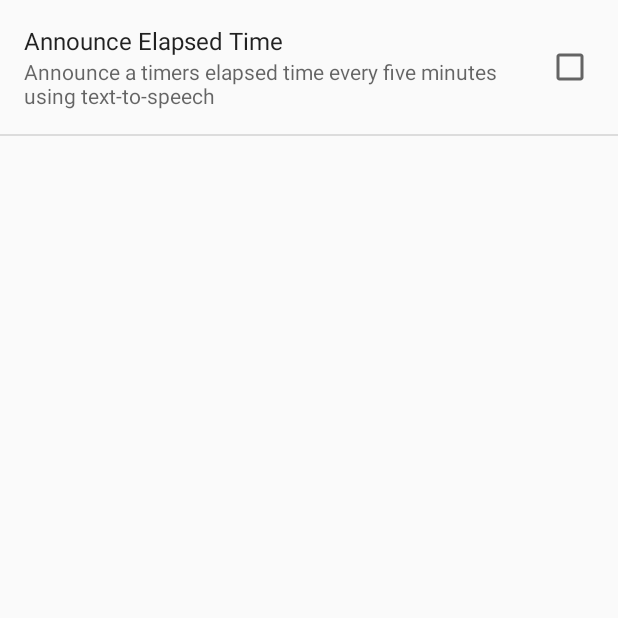
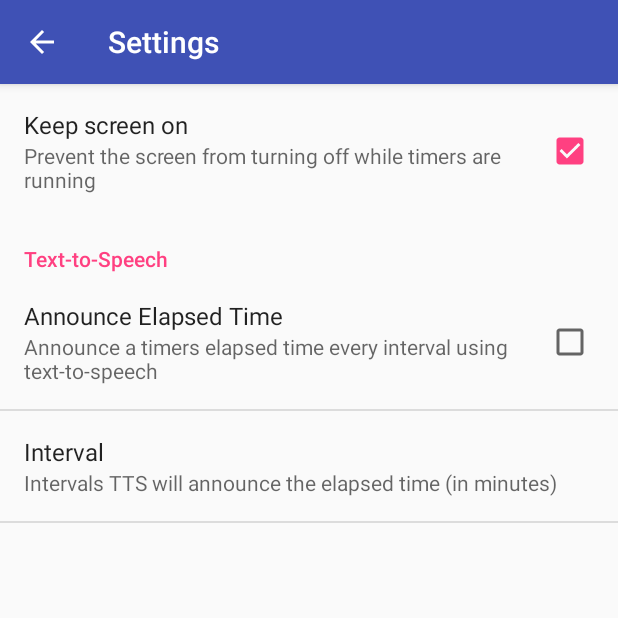
Before and after one commit to jallier/KitchenTimer, an Android app: the Preferences screen opened directly, with no data from a screen before it, on a phone screen of 412 x 824 dp, the top half of it. Run offline under Robolectric (Android 15) with nearby library versions, the phone set to English and light mode, and no system bars.

Commit message:
Revamped layout of preferences screen

```diff
--- a/app/build.gradle
+++ b/app/build.gradle
@@ -22,9 +22,9 @@ android {
 dependencies {
     compile fileTree(dir: 'libs', include: ['*.jar'])
     testCompile 'junit:junit:4.12'
+    //compile 'com.ssomai:android.scalablelayout:2.1.0'
     compile 'com.android.support:appcompat-v7:23.1.1'
     compile 'com.android.support:support-v4:23.1.1'
     compile 'org.greenrobot:eventbus:3.0.0'
-    //compile 'com.ssomai:android.scalablelayout:2.1.0'
     compile 'me.grantland:autofittextview:0.2.+'
 }
--- a/app/src/main/AndroidManifest.xml
+++ b/app/src/main/AndroidManifest.xml
@@ -17,7 +17,9 @@
                 <category android:name="android.intent.category.LAUNCHER" />
             </intent-filter>
         </activity>
-        <activity android:name=".Preferences" />
+        <activity android:name=".Preferences"
+            android:label="@string/settings"
+            android:parentActivityName=".MainActivity"/>
 
         <service
             android:name=".TimerService"
--- a/app/src/main/java/com/jallier/kitchentimer/Preferences.java
+++ b/app/src/main/java/com/jallier/kitchentimer/Preferences.java
@@ -1,13 +1,26 @@
 package com.jallier.kitchentimer;
 
+import android.app.ActionBar;
 import android.os.Bundle;
-import android.preference.PreferenceActivity;
+import android.preference.PreferenceFragment;
+import android.support.v7.app.AppCompatActivity;
+import android.support.v7.widget.Toolbar;
 
-public class Preferences extends PreferenceActivity {
 
+public class Preferences extends AppCompatActivity {
     @Override
-    public void onCreate(Bundle savedInstanceState) {
+    protected void onCreate(Bundle savedInstanceState) {
         super.onCreate(savedInstanceState);
-        addPreferencesFromResource(R.xml.preferences);
+        getFragmentManager().beginTransaction()
+                .replace(android.R.id.content, new Display())
+                .commit();
+    }
+
+    public static class Display extends PreferenceFragment {
+        @Override
+        public void onCreate(Bundle savedInstanceState) {
+            super.onCreate(savedInstanceState);
+            addPreferencesFromResource(R.xml.preferences);
+        }
     }
 }
--- a/app/src/main/res/layout/fragment_main.xml
+++ b/app/src/main/res/layout/fragment_main.xml
@@ -105,7 +105,8 @@
         android:layout_width="match_parent"
         android:layout_height="match_parent"
         android:orientation="horizontal"
-        android:layout_weight=".3">
+        android:layout_weight=".3"
+        android:baselineAligned="false">
 
         <com.jallier.kitchentimer.SquareLinearLayout
             android:layout_width="wrap_content"
--- a/app/src/main/res/values/strings.xml
+++ b/app/src/main/res/values/strings.xml
@@ -8,8 +8,17 @@
 
     <!-- Settings -->
     <string name="settings">Settings</string>
-    <string name="speakElapsedSummary">Announce a timers elapsed time every five minutes using text-to-speech</string>
+
+    <string name="settingsHeaderTTS">Text-to-Speech</string>
+    <string name="settingsHeaderTTSDesc">Settings for TTS</string>
     <string name="speakElapsedTitle">Announce Elapsed Time</string>
+    <string name="speakElapsedSummary">Announce a timers elapsed time every interval using text-to-speech</string>
+    <string name="speakElapsedIntervalTitle">Interval</string>
+    <string name="speakElapsedIntervalSummary">Intervals TTS will announce the elapsed time (in minutes)</string>
+    <string name="speakElapsedDefaultInterval">5</string>
+
+    <string name="settingsKeepScreenOnTitle">Keep screen on</string>
+    <string name="settingsKeepScreenOnSummary">Prevent the screen from turning off while timers are running</string>
 
     <!-- Notifications -->
     <string name="notifTimersRunning">Timers Running</string>
--- a/app/src/main/res/xml/preferences.xml
+++ b/app/src/main/res/xml/preferences.xml
@@ -1,7 +1,22 @@
 <?xml version="1.0" encoding="utf-8"?>
 <PreferenceScreen xmlns:android="http://schemas.android.com/apk/res/android">
-    <CheckBoxPreference android:defaultValue="false"
-        android:key="speakElapsed"
-        android:summary="@string/speakElapsedSummary"
-        android:title="@string/speakElapsedTitle"/>
+    <CheckBoxPreference
+        android:defaultValue="true"
+        android:key="prefKeepScreenOn"
+        android:summary="@string/settingsKeepScreenOnSummary"
+        android:title="@string/settingsKeepScreenOnTitle"/>
+    <PreferenceCategory
+        android:summary="@string/settingsHeaderTTSDesc"
+        android:title="@string/settingsHeaderTTS">
+        <CheckBoxPreference
+            android:defaultValue="false"
+            android:key="prefSpeakElapsed"
+            android:summary="@string/speakElapsedSummary"
+            android:title="@string/speakElapsedTitle"/>
+        <EditTextPreference
+            android:defaultValue="@string/speakElapsedDefaultInterval"
+            android:key="prefSpeakInterval"
+            android:summary="@string/speakElapsedIntervalSummary"
+            android:title="@string/speakElapsedIntervalTitle"/>
+    </PreferenceCategory>
 </PreferenceScreen>
```
